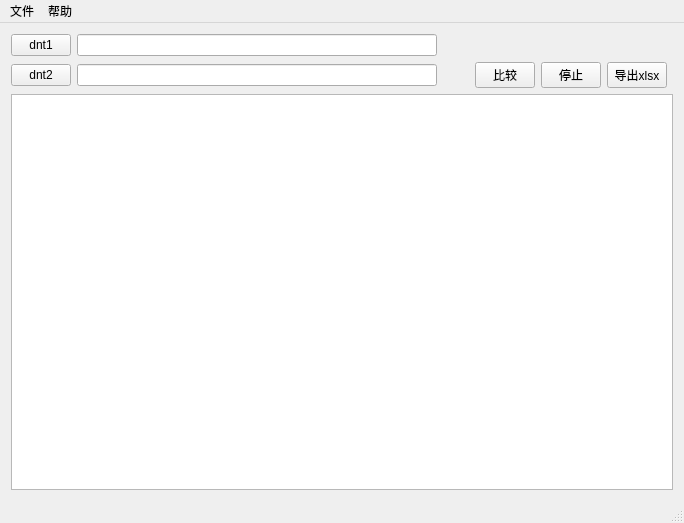
First picture: the form in src/mainwindow.ui, repository liuqiang1357/DntComparer, before the edit.
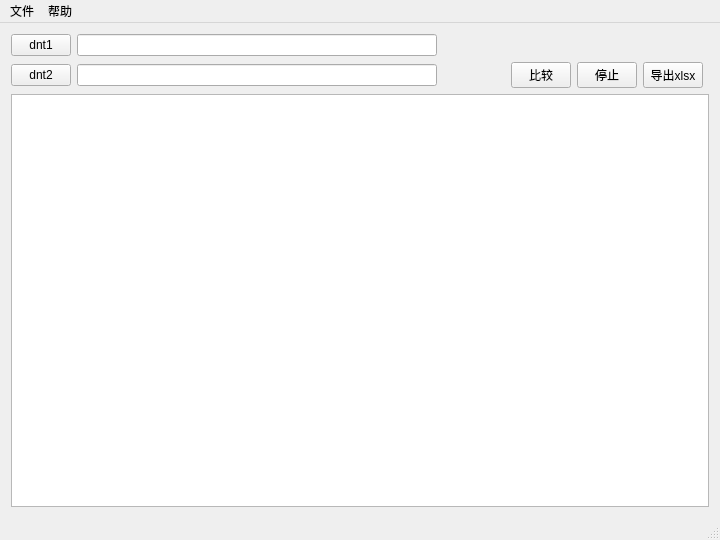
Second picture: the form after the edit.

Commit message: 完成基于位置的比较

Diff of the .ui file:
```diff
--- a/src/mainwindow.ui
+++ b/src/mainwindow.ui
@@ -6,8 +6,8 @@
    <rect>
     <x>0</x>
     <y>0</y>
-    <width>684</width>
-    <height>523</height>
+    <width>720</width>
+    <height>540</height>
    </rect>
   </property>
   <property name="windowTitle">
@@ -145,7 +145,7 @@
     <rect>
      <x>0</x>
      <y>0</y>
-     <width>684</width>
+     <width>720</width>
      <height>23</height>
     </rect>
    </property>
```
Left out of the diff: 2 changed lines with no effect on the pictures. The commit also changes 2 other files.
